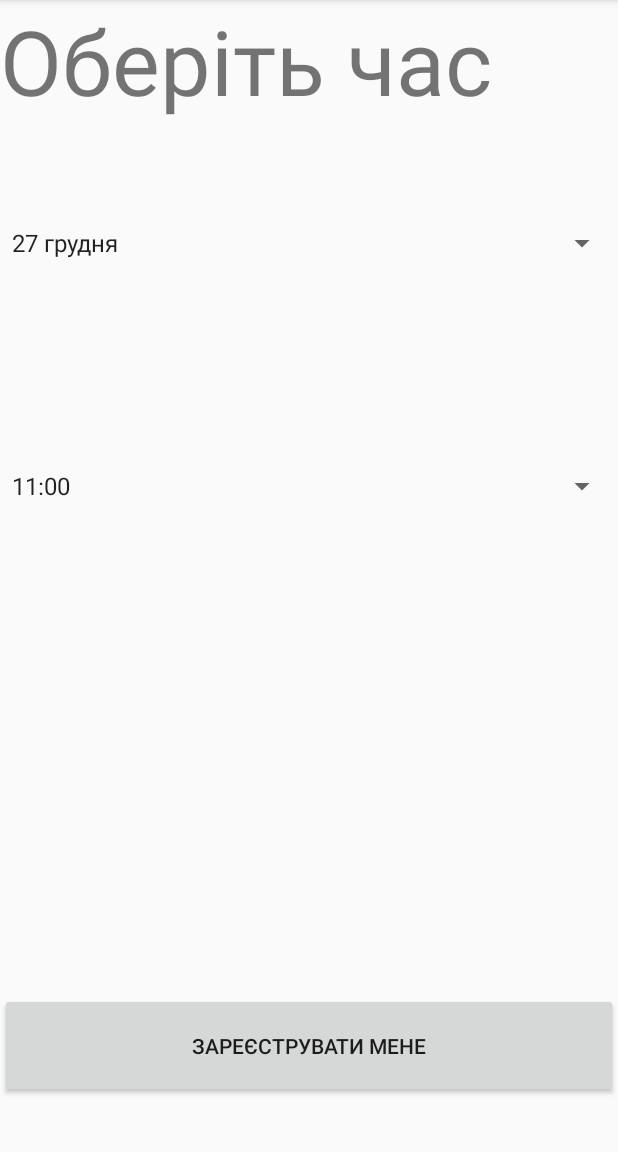
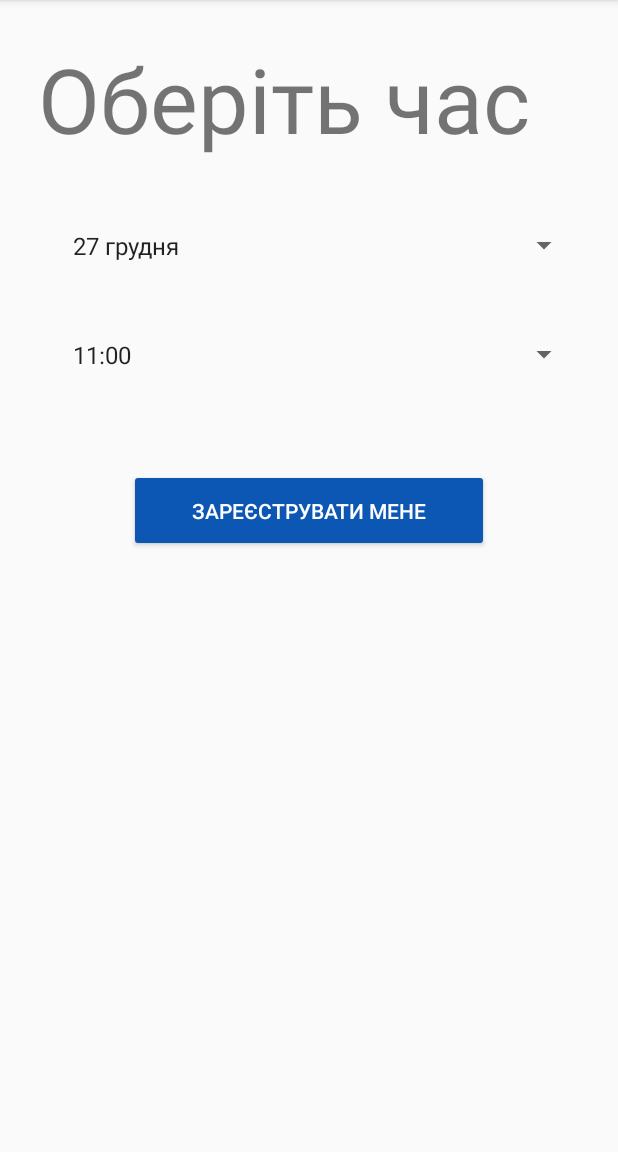
Before and after one commit to nWo-deHack/CNAP, an Android app: the RecordToZnapActivity screen opened directly, with no data from a screen before it, after a tap on "ЗАРЕЄСТРУВАТИСЬ", on a phone screen of 412 x 824 dp, the part 84-1236 px from its top. Run offline under Robolectric (Android 15) with nearby library versions, the light colour scheme and no system bars; 1 statement that could not run was skipped.

Commit message:
[^] [Android] v.1.1

```diff
--- /dev/null
+++ b/prototype/android/LMR_ZNAP/app/src/main/java/com/znap/lmr/lmr_znap/GsonPConverterFactory.java
@@ -0,0 +1,38 @@
+package com.znap.lmr.lmr_znap;
+
+import com.google.gson.Gson;
+import com.google.gson.TypeAdapter;
+import com.google.gson.reflect.TypeToken;
+
+import java.lang.annotation.Annotation;
+import java.lang.reflect.Type;
+
+import okhttp3.RequestBody;
+import okhttp3.ResponseBody;
+import retrofit2.Converter;
+import retrofit2.Retrofit;
+
+public final class GsonPConverterFactory extends Converter.Factory {
+
+    Gson gson;
+
+    public GsonPConverterFactory(Gson gson) {
+        if (gson == null) throw new NullPointerException("gson == null");
+        this.gson = gson;
+    }
+
+    @Override
+    public Converter<ResponseBody, ?> responseBodyConverter(Type type, Annotation[] annotations,
+                                                            Retrofit retrofit) {
+        TypeAdapter<?> adapter = gson.getAdapter(TypeToken.get(type));
+        return new GsonPResponseBodyConverter<>(gson, adapter);
+    }
+
+    @Override
+    public Converter<?, RequestBody> requestBodyConverter(Type type,
+                                                          Annotation[] parameterAnnotations,
+                                                          Annotation[] methodAnnotations,
+                                                          Retrofit retrofit) {
+        return null;
+    }
+}
--- /dev/null
+++ b/prototype/android/LMR_ZNAP/app/src/main/java/com/znap/lmr/lmr_znap/GsonPResponseBodyConverter.java
@@ -0,0 +1,35 @@
+package com.znap.lmr.lmr_znap;
+
+import com.google.gson.Gson;
+import com.google.gson.TypeAdapter;
+import com.google.gson.stream.JsonReader;
+
+import java.io.IOException;
+import java.io.Reader;
+
+import okhttp3.ResponseBody;
+import retrofit2.Converter;
+
+final public class GsonPResponseBodyConverter<T> implements Converter<ResponseBody, T> {
+    private final Gson gson;
+    private final TypeAdapter<T> adapter;
+
+    GsonPResponseBodyConverter(Gson gson, TypeAdapter<T> adapter) {
+        this.gson = gson;
+        this.adapter = adapter;
+    }
+
+    @Override public T convert(ResponseBody value) throws IOException {
+        Reader reader = value.charStream();
+        int item = reader.read();
+        while(item != ':' && item != -1) {
+            item = reader.read();
+        }
+        JsonReader jsonReader = gson.newJsonReader(reader);
+        try {
+            return adapter.read(jsonReader);
+        } finally {
+            reader.close();
+        }
+    }
+}
--- a/prototype/android/LMR_ZNAP/app/src/main/java/com/znap/lmr/lmr_znap/RecordToZnapActivity.java
+++ b/prototype/android/LMR_ZNAP/app/src/main/java/com/znap/lmr/lmr_znap/RecordToZnapActivity.java
@@ -13,12 +13,15 @@ import android.widget.Button;
 import android.widget.Spinner;
 import android.widget.Toast;
 
+import com.google.gson.Gson;
+
 import java.util.ArrayList;
 import java.util.List;
 
 import retrofit2.Call;
 import retrofit2.Callback;
 import retrofit2.Response;
+import retrofit2.Retrofit;
 
 public class RecordToZnapActivity extends AppCompatActivity implements OnItemSelectedListener {
     Spinner spinnerForZnap,
@@ -26,8 +29,9 @@ public class RecordToZnapActivity extends AppCompatActivity implements OnItemSel
             spinnerForService;
     Button bTreg;
     int znap_id, type_id, service_id, user_id;
-    public static Request request;
-    List<ZnapName> znapNames;
+    private static Retrofit retrofit;
+    private static Request request;
+    List<RecordToZnapAPI> znapNames;
     List<String> znaps;
 
 
@@ -61,25 +65,28 @@ public class RecordToZnapActivity extends AppCompatActivity implements OnItemSel
         });
         znapNames = new ArrayList<>();
         znaps = new ArrayList<>();
-        request = ZnapUtility.generateRetroRequest();
-        RecordToZnapActivity.getApi().getZnapNames().enqueue(new Callback<List<ZnapName>>() {
+        retrofit = new Retrofit.Builder()
+                .baseUrl("http://qlogic.net.ua:8084/")
+                .addConverterFactory(new GsonPConverterFactory(new Gson()))
+                .build();
+        request = retrofit.create(Request.class);
+        RecordToZnapActivity.getApi().getRecordsToZnap().enqueue(new Callback<List<RecordToZnapAPI>>() {
             @Override
-            public void onResponse(Call<List<ZnapName>> call, Response<List<ZnapName>> response) {
+            public void onResponse(Call<List<RecordToZnapAPI>> call, Response<List<RecordToZnapAPI>> response) {
+                System.out.println(response.body());
                 znapNames.addAll(response.body());
 
                 for (int i = 0; i < znapNames.size(); i++) {
-                    System.out.println(znapNames.get(i).getName());
-                    znaps.add(znapNames.get(i).getName());
-
+                    System.out.println(znapNames.get(i).getServiceCenterName());
+                    znaps.add(znapNames.get(i).getLocationName());
+                    znap_id = znapNames.get(i).getServiceCenterId();
                 }
-                final ArrayAdapter<String> a = new ArrayAdapter(getApplicationContext(), android.R.layout.simple_spinner_item, znaps);
-                a.setDropDownViewResource(android.R.layout.simple_spinner_dropdown_item);
+                final ArrayAdapter<String> a = new ArrayAdapter(getApplicationContext(), R.layout.spinner_item, znaps);
+                a.setDropDownViewResource(R.layout.spinner_item);
                 spinnerForZnap.setAdapter(a);
-
             }
-
             @Override
-            public void onFailure(Call<List<ZnapName>> call, Throwable t) {
+            public void onFailure(Call<List<RecordToZnapAPI>> call, Throwable t) {
             }
         });
     }
--- a/prototype/android/LMR_ZNAP/app/src/main/java/com/znap/lmr/lmr_znap/Request.java
+++ b/prototype/android/LMR_ZNAP/app/src/main/java/com/znap/lmr/lmr_znap/Request.java
@@ -9,9 +9,7 @@ import retrofit2.http.GET;
 import retrofit2.http.POST;
 import retrofit2.http.Path;
 
-/**
- * Created by Andy Blyzniuk on 01.11.2017.
- */
+
 
 public interface Request {
     @FormUrlEncoded
@@ -35,6 +33,12 @@ public interface Request {
     @GET("/api/v1.0/znap")
     Call<List<ZnapName>> getZnapNames();
 
+    @GET("/VideoAd/GetOrganisationState?orgKey=28c94bad-f024-4289-a986-f9d79c9d8102")
+    Call<List<QueueStateAPI>> getQueue();
+
+    @GET("/QueueService.svc/json_pre_reg/getServiceCenterList?organisationGuid=%7B28c94bad-f024-4289-a986-f9d79c9d8102%7D")
+    Call<List<RecordToZnapAPI>> getRecordsToZnap();
+
     @FormUrlEncoded
     @POST("/api/v1.0/registerToQueue/")
     Call<User> regToQueue(@Field("user_id") int user_id, @Field("znap_id") int znap_id, @Field("date") String date, @Field("time") String time,@Field("service") int service);
--- a/prototype/android/LMR_ZNAP/app/src/main/res/layout/activity_rate.xml
+++ b/prototype/android/LMR_ZNAP/app/src/main/res/layout/activity_rate.xml
@@ -28,8 +28,7 @@
         android:layout_alignParentLeft="true"
         android:layout_alignParentStart="true"
         android:layout_alignParentTop="true"
-        android:layout_marginTop="38dp"
-        android:entries="@array/znaps" />
+        android:layout_marginTop="38dp" />
 
     <Button
         android:id="@+id/btLeaveReview"
--- a/prototype/android/LMR_ZNAP/app/src/main/res/layout/activity_record_to_znap.xml
+++ b/prototype/android/LMR_ZNAP/app/src/main/res/layout/activity_record_to_znap.xml
@@ -13,7 +13,6 @@
         android:layout_alignParentStart="true"
         android:layout_below="@+id/textForZnap"
         android:layout_marginTop="12dp"
-        android:entries="@array/znaps"
         android:textAlignment="center" />
 
     <Spinner
--- a/prototype/android/LMR_ZNAP/app/src/main/res/layout/activity_registered_to_znap.xml
+++ b/prototype/android/LMR_ZNAP/app/src/main/res/layout/activity_registered_to_znap.xml
@@ -1,10 +1,21 @@
 <?xml version="1.0" encoding="utf-8"?>
 <RelativeLayout xmlns:android="http://schemas.android.com/apk/res/android"
+    xmlns:app="http://schemas.android.com/apk/res-auto"
     xmlns:tools="http://schemas.android.com/tools"
-    xmlns:app="http://schemas.android.com/apk/res-auto"
     android:layout_width="match_parent"
     android:layout_height="match_parent"
+
     tools:context="com.znap.lmr.lmr_znap.RecordToZnapActivity">
+
+    <ScrollView
+        android:layout_width="match_parent"
+        android:layout_height="match_parent">
+
+        <LinearLayout
+            android:layout_width="match_parent"
+            android:layout_height="wrap_content"
+            android:orientation="vertical"
+            android:padding="25dp">
 
             <TextView
                 android:id="@+id/textView3"
@@ -16,37 +27,30 @@
 
             <Spinner
                 android:id="@+id/spinnerForTime"
-        android:layout_width="fill_parent"
-        android:layout_height="100dp"
-        android:layout_alignParentLeft="true"
-        android:layout_alignParentStart="true"
-        android:layout_below="@+id/textView3"
+                android:layout_width="match_parent"
+                android:layout_height="wrap_content"
                 android:layout_marginTop="12dp"
-        android:entries="@array/times" />
-
+                android:entries="@array/times"
+                android:padding="15dp" />
 
             <Spinner
                 android:id="@+id/spinnerForHour"
-        android:layout_width="fill_parent"
-        android:layout_height="100dp"
-        android:layout_alignParentLeft="true"
-        android:layout_alignParentStart="true"
-        android:layout_below="@+id/spinnerForTime"
-        android:layout_marginTop="62dp"
+                android:layout_width="match_parent"
+                android:layout_height="wrap_content"
+                android:layout_marginTop="20dp"
                 android:entries="@array/hours"
-        tools:layout_editor_absoluteX="0dp"
-        tools:layout_editor_absoluteY="78dp" />
+                android:padding="15dp" />
 
             <Button
                 android:id="@+id/buttonTOReg"
-        android:layout_width="fill_parent"
-        android:layout_height="70dp"
-        android:layout_alignParentBottom="true"
-        android:layout_alignParentLeft="true"
-        android:layout_alignParentStart="true"
-        android:layout_marginBottom="36dp"
+                android:layout_width="240dp"
+                android:layout_height="55dp"
+                android:layout_gravity="center_horizontal"
+                android:layout_marginTop="50dp"
                 android:text="Зареєструвати мене"
-        tools:layout_editor_absoluteX="0dp"
-        tools:layout_editor_absoluteY="530dp" />
+                android:theme="@style/mainActButton" />
+        </LinearLayout>
+    </ScrollView>
+
 
 </RelativeLayout>
--- a/prototype/android/LMR_ZNAP/app/src/main/res/values/colors.xml
+++ b/prototype/android/LMR_ZNAP/app/src/main/res/values/colors.xml
@@ -10,6 +10,4 @@
     <color name="mainButtons">#BDBDBD</color>
     <color name="colorNonActive">#0c57b4</color>
     <color name="test">#D7DBE6</color>
-
-
 </resources>
```
Also changed, not shown: prototype/android/LMR_ZNAP/app/src/main/java/com/znap/lmr/lmr_znap/QueueStateAPI.java (added, +86 -0 lines), prototype/android/LMR_ZNAP/app/src/main/java/com/znap/lmr/lmr_znap/QueueStateActivity.java (+58 -0 lines), prototype/android/LMR_ZNAP/app/src/main/java/com/znap/lmr/lmr_znap/RateActivity.java (+2 -6 lines), prototype/android/LMR_ZNAP/app/src/main/java/com/znap/lmr/lmr_znap/RecordToZnapAPI.java (added, +229 -0 lines), prototype/android/LMR_ZNAP/app/src/main/res/layout/activity_queue_state.xml (+10 -48 lines), prototype/android/LMR_ZNAP/app/src/main/res/layout/spinner_item.xml (added, +10 -0 lines). Lines whose indentation alone changed are shown as unchanged.
